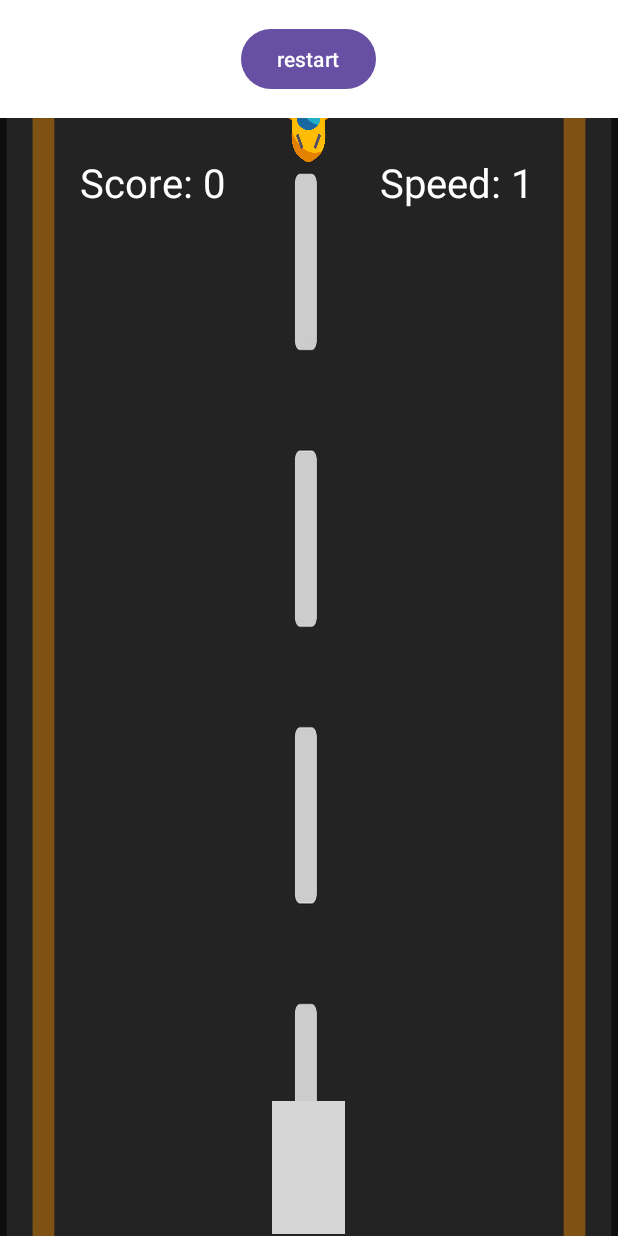
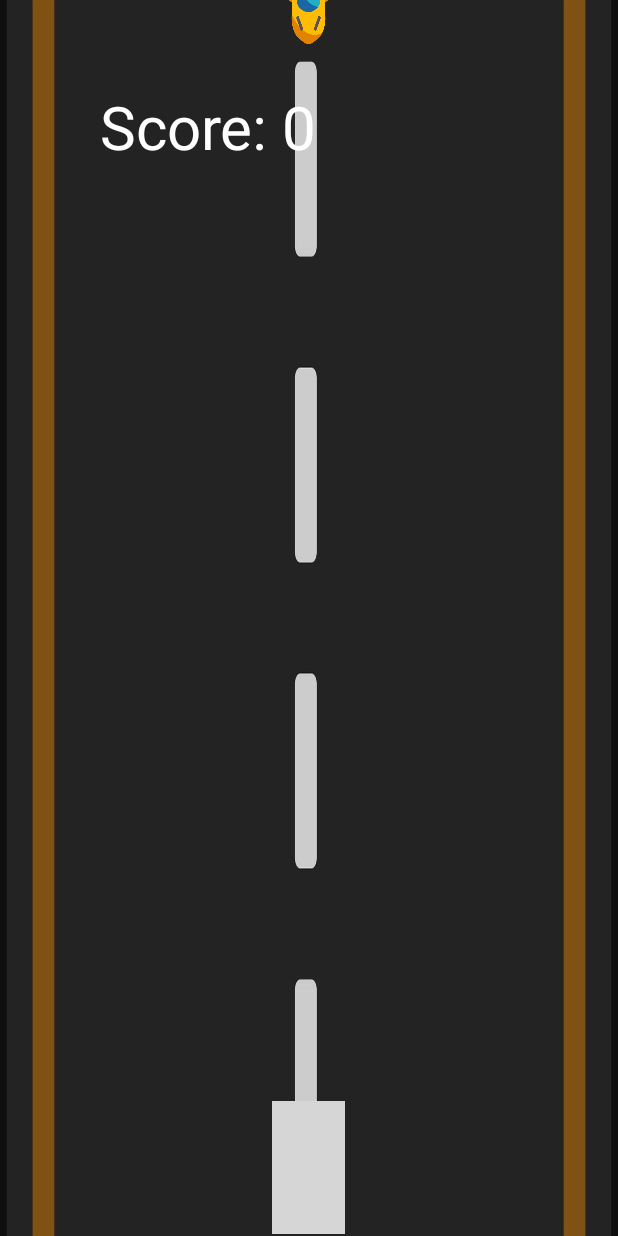
Before and after one commit to NPKaushaniDewmini/Cargame, an Android app: the screen it shows after launch (MainActivity), after a tap on "Start", on a phone screen of 412 x 824 dp. Run offline under Robolectric (Android 15) with nearby library versions, the phone set to English and light mode, and no system bars.

Commit message:
fix the bugs

```diff
--- a/app/src/main/java/com/example/cargame/GameView.kt
+++ b/app/src/main/java/com/example/cargame/GameView.kt
@@ -72,9 +72,9 @@ class GameView(var c: Context, var gameTask: GameTask) : View(c) {
 
                  }                 }
             myPaint!!.color=Color.WHITE
-            myPaint!!.textSize = 40f
-         canvas.drawText("Score: $score",80f,80f,myPaint!!)
-        canvas.drawText("Speed: $speed",380f,80f,myPaint!!)
+            myPaint!!.textSize = 60f
+         canvas.drawText("Score: $score",100f,150f,myPaint!!)
+        canvas.drawText("Speed: $speed",750f,150f,myPaint!!)
         invalidate()
         }
 
--- a/app/src/main/java/com/example/cargame/MainActivity.kt
+++ b/app/src/main/java/com/example/cargame/MainActivity.kt
@@ -3,41 +3,37 @@ package com.example.cargame
 import android.os.Bundle
 import android.view.View
 import android.widget.Button
-import android.widget.LinearLayout
 import android.widget.TextView
 import androidx.activity.enableEdgeToEdge
 import androidx.appcompat.app.AppCompatActivity
-import androidx.core.view.ViewCompat
-import androidx.core.view.WindowInsetsCompat
+import androidx.constraintlayout.widget.ConstraintLayout
+import androidx.core.view.WindowCompat
 
-class MainActivity : AppCompatActivity(),GameTask {
-    lateinit var rootLayout :LinearLayout
-    lateinit var startBtn : Button
-    lateinit var  mGameView: GameView
-    lateinit var  score:TextView
+class MainActivity : AppCompatActivity(), GameTask {
+    lateinit var rootLayout: ConstraintLayout // Change the type to ConstraintLayout
+    lateinit var startBtn: Button
+    lateinit var mGameView: GameView
+
     override fun onCreate(savedInstanceState: Bundle?) {
         super.onCreate(savedInstanceState)
         enableEdgeToEdge()
         setContentView(R.layout.activity_main)
-        startBtn =findViewById(R.id.startBtn)
-        rootLayout =findViewById(R.id.rootLayout)
-        score = findViewById(R.id.score)
-        mGameView = GameView(this,this)
 
-        startBtn.setOnClickListener{
+        WindowCompat.setDecorFitsSystemWindows(window, false)
+
+        startBtn = findViewById(R.id.startBtn)
+        rootLayout = findViewById(R.id.rootLayout)
+
+        mGameView = GameView(this, this)
+        startBtn.setOnClickListener {
             mGameView.setBackgroundResource(R.drawable.road)
-            rootLayout.addView(mGameView)
+            rootLayout.addView(mGameView, ConstraintLayout.LayoutParams.MATCH_PARENT, ConstraintLayout.LayoutParams.MATCH_PARENT)
             startBtn.visibility = View.GONE
-            score.visibility =View.GONE
         }
-
     }
 
     override fun closeGame(mScore: Int) {
-        score.text ="Score :$mScore"
         rootLayout.removeView(mGameView)
-
         startBtn.visibility = View.VISIBLE
-        score.visibility =View.VISIBLE
     }
 }
--- a/app/src/main/res/layout/activity_main.xml
+++ b/app/src/main/res/layout/activity_main.xml
@@ -1,5 +1,5 @@
 <?xml version="1.0" encoding="utf-8"?>
-<LinearLayout xmlns:android="http://schemas.android.com/apk/res/android"
+<androidx.constraintlayout.widget.ConstraintLayout xmlns:android="http://schemas.android.com/apk/res/android"
     xmlns:app="http://schemas.android.com/apk/res-auto"
     xmlns:tools="http://schemas.android.com/tools"
     android:id="@+id/rootLayout"
@@ -10,35 +10,18 @@
     android:orientation="vertical"
     tools:context=".MainActivity">
 
-    <TextView
-        android:id="@+id/score"
-        android:layout_width="match_parent"
-        android:layout_height="wrap_content"
+    <Button
+        android:id="@+id/startBtn"
+        android:layout_width="267dp"
+        android:layout_height="53dp"
         android:layout_margin="15dp"
-        android:text="Score : 0"
-        android:textAlignment="center"
-        android:textSize="28sp"
+        android:background="@drawable/btn"
+        android:gravity="center"
+        android:text="@string/start"
         app:layout_constraintBottom_toBottomOf="parent"
         app:layout_constraintEnd_toEndOf="parent"
+        app:layout_constraintHorizontal_bias="0.498"
         app:layout_constraintStart_toStartOf="parent"
-        app:layout_constraintTop_toTopOf="parent" />
-
-    <Button
-        android:id="@+id/startBtn"
-        android:layout_width="wrap_content"
-        android:layout_height="wrap_content"
-        android:layout_margin="15dp"
-        android:gravity="center"
-        android:text="@string/start" />
-
-    <Button
-        android:id="@+id/button"
-        android:layout_width="wrap_content"
-        android:layout_height="wrap_content"
-        android:layout_margin="15dp"
-        android:gravity="center"
-        android:text="@string/restart" />
-
-    />
-
-</LinearLayout>
+        app:layout_constraintTop_toTopOf="parent"
+        app:layout_constraintVertical_bias="0.777" />
+</androidx.constraintlayout.widget.ConstraintLayout>
```
Also changed, not shown: app/src/main/res/layout/activity_game_end.xml (+14 -7 lines), app/src/main/res/drawable/btn.png (added).
